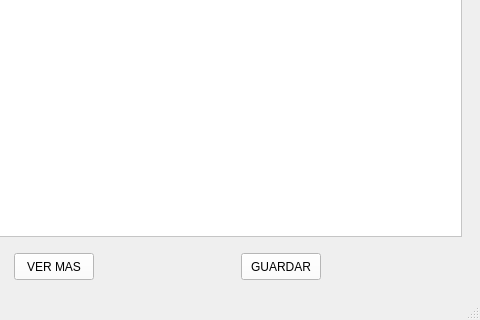
First picture: the form in mainwindow.ui, repository joisRomero/SistemaDeEventos, before the edit; both pictures show x 145 to 625 and y 287 to 607 of the 625 by 607 pixel window.
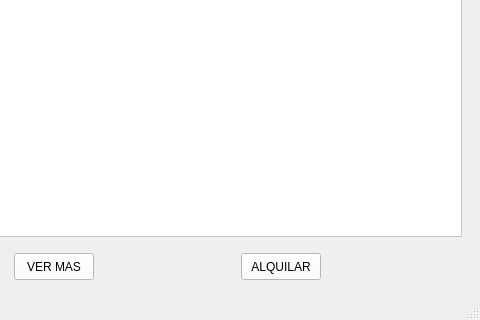
Second picture: the form after the edit. The open tabs and pages were chosen to show the change.

Commit message: Se termino el Modulo Alquilar

Diff of the .ui file:
```diff
--- a/mainwindow.ui
+++ b/mainwindow.ui
@@ -787,7 +787,7 @@
              </font>
             </property>
             <property name="text">
-             <string>GUARDAR</string>
+             <string>ALQUILAR</string>
             </property>
            </widget>
           </item>
```
Left out of the diff: 4 changed lines with no effect on the pictures. The commit also changes 16 other files.
